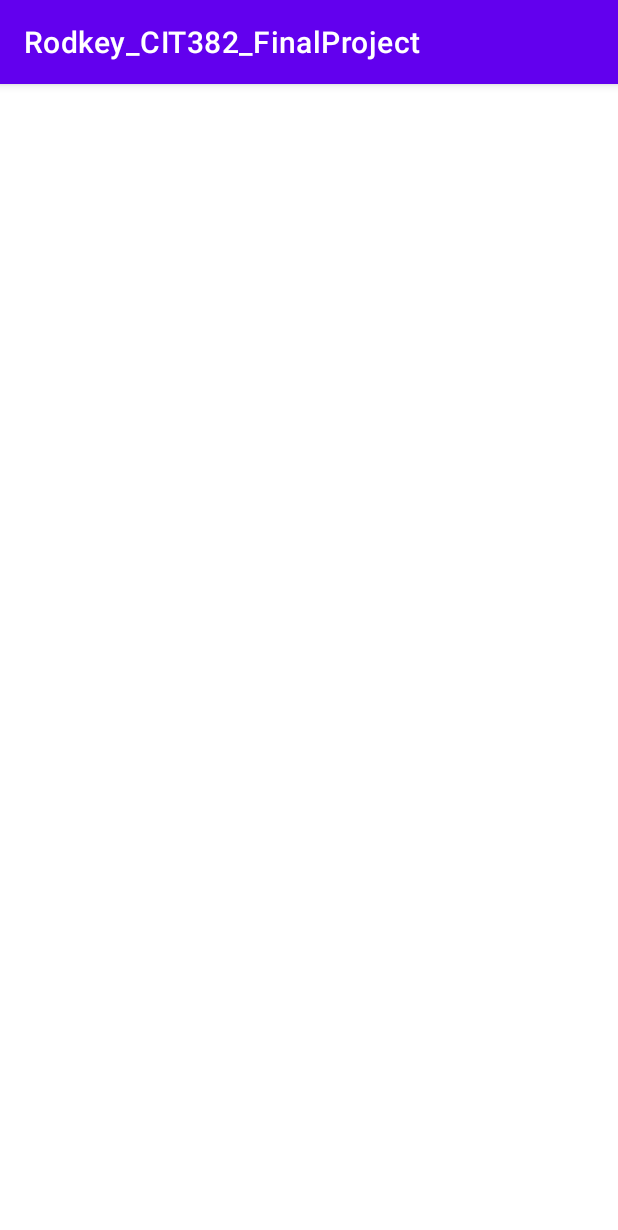
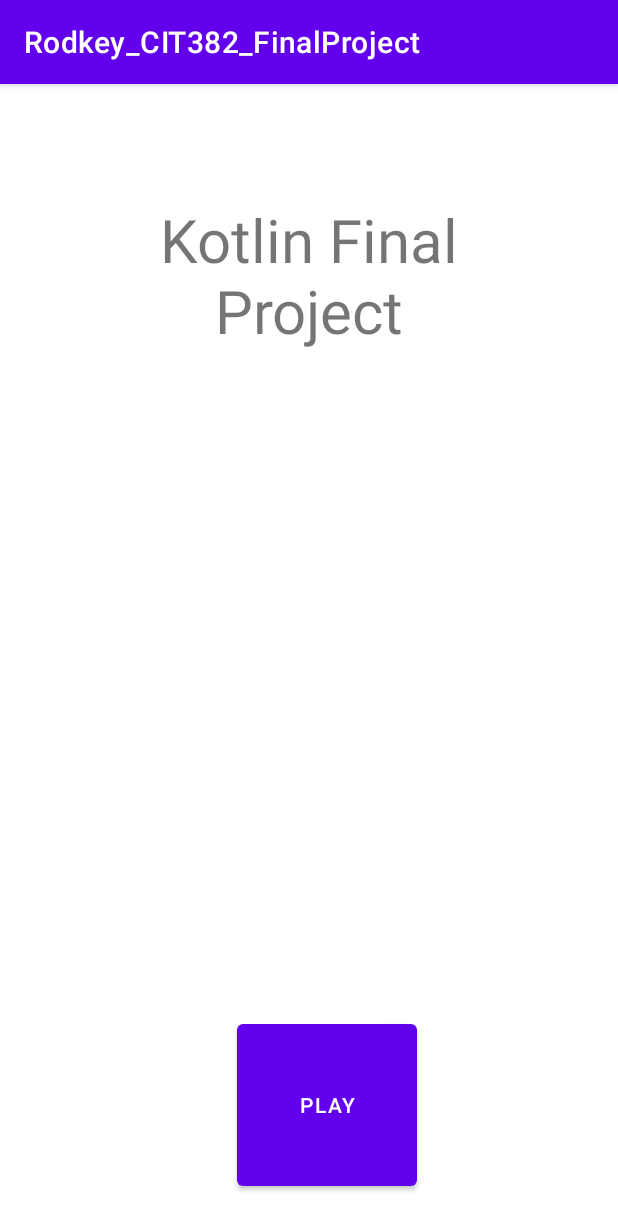
Before and after one commit to AdenRodkey/KotlinFinalProject, an Android app: the MainActivity screen opened directly, with no data from a screen before it, on a phone screen of 412 x 824 dp. Shown: the top 1230 px of the screen. Run offline under Robolectric (Android 15) with nearby library versions, the phone set to English and light mode, and no system bars.

Commit message:
Added multiple scripts.

```diff
--- a/Rodkey_CIT382_FinalProject/app/build.gradle
+++ b/Rodkey_CIT382_FinalProject/app/build.gradle
@@ -37,6 +37,7 @@ dependencies {
     implementation 'androidx.appcompat:appcompat:1.4.1'
     implementation 'com.google.android.material:material:1.5.0'
     implementation 'androidx.constraintlayout:constraintlayout:2.1.3'
+    implementation 'androidx.legacy:legacy-support-v4:1.0.0'
     testImplementation 'junit:junit:4.+'
     androidTestImplementation 'androidx.test.ext:junit:1.1.3'
     androidTestImplementation 'androidx.test.espresso:espresso-core:3.4.0'
--- a/Rodkey_CIT382_FinalProject/app/src/main/java/com/hfad/rodkey_cit382_finalproject/MainActivity.kt
+++ b/Rodkey_CIT382_FinalProject/app/src/main/java/com/hfad/rodkey_cit382_finalproject/MainActivity.kt
@@ -6,43 +6,16 @@ import android.widget.TextView
 import android.widget.Button
 
 class MainActivity : AppCompatActivity() {
-    val dictionary: MutableList<Word> = mutableListOf()
-    val wordview = findViewById<TextView>(R.id.word)
-    val defview = findViewById<TextView>(R.id.definition)
-    val genbutton = findViewById<Button>(R.id.genbutton)
-    val introview = findViewById<TextView>(R.id.intro)
-
+    val Menu = MenuFragment()
     override fun onCreate(savedInstanceState: Bundle?) {
         super.onCreate(savedInstanceState)
         setContentView(R.layout.activity_main)
-
-        addWord("Run", "move at a speed faster than a walk")
-        addWord("Run", "move a speed slower than a run")
-
-        introview.text = "Dictionary.IO"
-
-        genbutton.setOnClickListener {
-            for(i in dictionary)
-            {
-                wordview.text = i.word
-                defview.text = i.definition
-            }
+        supportFragmentManager.beginTransaction().apply {
+            replace(R.id.flfragment, Menu)
+            commit()
         }
 
 
     }
 
-    fun addWord(word : String, definition : String)
-    {
-        val tempWord = Word()
-        tempWord.word = word
-        tempWord.definition = definition
-        dictionary.add(tempWord)
-    }
-
 }
-class Word
-{
-    var definition = ""
-    var word = ""
-}
--- /dev/null
+++ b/Rodkey_CIT382_FinalProject/app/src/main/java/com/hfad/rodkey_cit382_finalproject/MenuFragment.kt
@@ -0,0 +1,345 @@
+package com.hfad.rodkey_cit382_finalproject
+
+import android.os.Bundle
+import androidx.fragment.app.Fragment
+import android.view.LayoutInflater
+import android.view.View
+import android.view.ViewGroup
+import android.widget.Button
+
+
+class MenuFragment : Fragment() {
+    val Generator = Generator()
+    override fun onCreateView(
+        inflater: LayoutInflater, container: ViewGroup?,
+        savedInstanceState: Bundle?
+    ): View? {
+        // Inflate the layout for this fragment
+        val View = inflater.inflate(R.layout.fragment_menu, container, false)
+
+        val Button = View.findViewById<Button>(R.id.button)
+
+        Button.setOnClickListener {
+            parentFragmentManager.beginTransaction().apply {
+                replace(R.id.flfragment, Generator)
+            }
+        }
+
+
+
+
+
+
+
+
+
+
+
+
+
+
+
+
+
+
+
+
+
+
+
+
+
+
+
+
+
+
+
+
+
+
+
+
+
+
+
+
+
+
+
+
+
+
+
+
+
+
+
+
+
+
+
+
+
+
+
+
+
+
+
+
+
+
+
+
+
+
+
+
+
+
+
+
+
+
+
+
+
+
+
+
+
+
+
+
+
+
+
+
+
+
+
+
+
+
+
+
+
+
+
+
+
+
+
+
+
+
+
+
+
+
+
+
+
+
+
+
+
+
+
+
+
+
+
+
+
+
+
+
+
+
+
+
+
+
+
+
+
+
+
+
+
+
+
+
+
+
+
+
+
+
+
+
+
+
+
+
+
+
+
+
+
+
+
+
+
+
+
+
+
+
+
+
+
+
+
+
+
+
+
+
+
+
+
+
+
+
+
+
+
+
+
+
+
+
+
+
+
+
+
+
+
+
+
+
+
+
+
+
+
+
+
+
+
+
+
+
+
+
+
+
+
+
+
+
+
+
+
+
+
+
+
+
+
+
+
+
+
+
+
+
+
+
+
+
+
+
+
+
+
+
+
+
+
+
+
+
+
+
+
+
+
+
+
+
+
+
+
+
+
+
+
+
+
+
+
+
+
+
+
+
+
+
+
+
+
+
+
+
+
+
+
+
+
+
+
+
+
+
+
+
+
+
+
+
+
+
+
+
+        return View
+
+
+
+    }
+
+}
--- a/Rodkey_CIT382_FinalProject/app/src/main/res/layout/activity_main.xml
+++ b/Rodkey_CIT382_FinalProject/app/src/main/res/layout/activity_main.xml
@@ -1,35 +1,18 @@
 <?xml version="1.0" encoding="utf-8"?>
-<LinearLayout xmlns:android="http://schemas.android.com/apk/res/android"
+<androidx.constraintlayout.widget.ConstraintLayout
+        xmlns:app="http://schemas.android.com/apk/res-auto" xmlns:tools="http://schemas.android.com/tools"
+                xmlns:android="http://schemas.android.com/apk/res/android"
                android:layout_width="match_parent"
                android:layout_height="match_parent"
                android:paddingLeft="16dp"
                android:paddingRight="16dp"
                android:orientation="horizontal"
-               android:gravity="center">
-    <TextView
-            android:id="@+id/word"
-            android:layout_width="200dp"
-            android:layout_height="200dp"
-            android:text="">
-    </TextView>
-
-    <TextView
-            android:id="@+id/definition"
-            android:layout_width="200dp"
-            android:layout_height="200dp"
-            android:text="">
-    </TextView>
-
-    <TextView
+               android:gravity="center"
+               tools:context="MainActivity">
+    <FrameLayout
             android:layout_width="match_parent"
-            android:layout_height="120dp"
-            android:id="@+id/intro"
-            android:text=""
-    >
-        <Button
-                android:layout_width="match_parent"
-                android:layout_height="match_parent"
-                android:id="@+id/genbutton">
-        </Button>
-    </TextView>
-</LinearLayout>
+            android:layout_height="match_parent"
+            android:id="@+id/flfragment"
+            app:layout_constraintStart_toStartOf="parent" tools:layout_editor_absoluteY="0dp"
+    />
+</androidx.constraintlayout.widget.ConstraintLayout>
--- /dev/null
+++ b/Rodkey_CIT382_FinalProject/app/src/main/res/layout/fragment_menu.xml
@@ -0,0 +1,25 @@
+<?xml version="1.0" encoding="utf-8"?>
+<androidx.constraintlayout.widget.ConstraintLayout xmlns:android="http://schemas.android.com/apk/res/android"
+                                                   xmlns:app="http://schemas.android.com/apk/res-auto" xmlns:tools="http://schemas.android.com/tools"
+             android:layout_width="match_parent"
+             android:layout_height="match_parent"
+             tools:context=".MenuFragment">
+
+    <TextView
+            android:layout_width="240dp"
+            android:layout_height="120dp"
+            android:text="Kotlin Final Project" android:id="@+id/textView"
+            android:textAlignment="center"
+            android:textSize="40dp" app:layout_constraintTop_toTopOf="parent"
+            app:layout_constraintEnd_toEndOf="parent"
+            app:layout_constraintStart_toStartOf="parent"
+            app:layout_constraintHorizontal_bias="0.498" app:layout_constraintVertical_bias="0.118"
+            app:layout_constraintBottom_toBottomOf="parent"/>
+    <Button android:layout_width="120dp"
+            android:layout_height="120dp"
+            android:text="Play" app:layout_constraintBottom_toBottomOf="parent"
+            app:layout_constraintEnd_toEndOf="parent" app:layout_constraintStart_toStartOf="parent"
+            app:layout_constraintHorizontal_bias="0.545" android:id="@+id/button"
+            app:layout_constraintTop_toTopOf="parent" app:layout_constraintVertical_bias="0.958"/>
+
+</androidx.constraintlayout.widget.ConstraintLayout>
--- a/Rodkey_CIT382_FinalProject/app/src/main/res/values/strings.xml
+++ b/Rodkey_CIT382_FinalProject/app/src/main/res/values/strings.xml
@@ -1,3 +1,4 @@
 <resources>
     <string name="app_name">Rodkey_CIT382_FinalProject</string>
+
 </resources>
```
Also changed, not shown: Rodkey_CIT382_FinalProject/app/src/main/java/com/hfad/rodkey_cit382_finalproject/Generator.kt (added, +63 -0 lines), Rodkey_CIT382_FinalProject/app/src/main/res/layout/fragment_generator.xml (added, +35 -0 lines).
